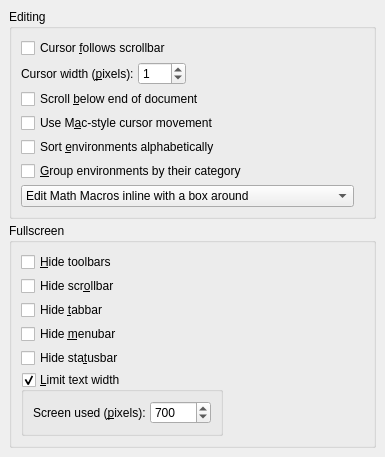
The window that src/frontends/qt/ui/PrefEditUi.ui (cburschka/lyx) describes before a commit, drawn with Qt 5.
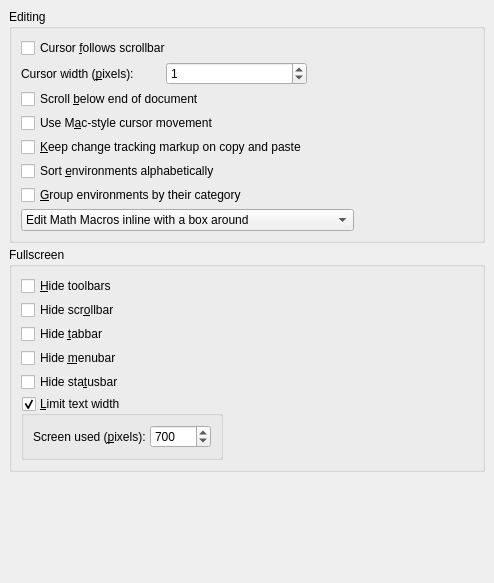
The same window after the commit.

Commit message:
Add pref to keep ct markup on copy/paste
Fixes #10278, #10128

Diff of the .ui file:
```diff
--- a/src/frontends/qt/ui/PrefEditUi.ui
+++ b/src/frontends/qt/ui/PrefEditUi.ui
@@ -5,8 +5,8 @@
    <rect>
     <x>0</x>
     <y>0</y>
-    <width>385</width>
-    <height>435</height>
+    <width>494</width>
+    <height>583</height>
    </rect>
   </property>
   <property name="sizePolicy">
@@ -31,6 +31,33 @@
       <bool>true</bool>
      </property>
      <layout class="QGridLayout" name="gridLayout">
+      <item row="2" column="0" colspan="2">
+       <widget class="QCheckBox" name="scrollBelowCB">
+        <property name="text">
+         <string>Scroll &amp;below end of document</string>
+        </property>
+       </widget>
+      </item>
+      <item row="5" column="0" colspan="2">
+       <widget class="QCheckBox" name="sortEnvironmentsCB">
+        <property name="text">
+         <string>Sort &amp;environments alphabetically</string>
+        </property>
+       </widget>
+      </item>
+      <item row="1" column="1" colspan="2">
+       <spacer name="horizontalSpacer_3">
+        <property name="orientation">
+         <enum>Qt::Horizontal</enum>
+        </property>
+        <property name="sizeHint" stdset="0">
+         <size>
+          <width>200</width>
+          <height>20</height>
+         </size>
+        </property>
+       </spacer>
+      </item>
       <item row="0" column="0">
        <widget class="QCheckBox" name="cursorFollowsCB">
         <property name="text">
@@ -71,23 +98,23 @@
         </item>
        </layout>
       </item>
-      <item row="1" column="1" colspan="2">
-       <spacer name="horizontalSpacer_3">
+      <item row="7" column="2">
+       <spacer name="horizontalSpacer">
         <property name="orientation">
          <enum>Qt::Horizontal</enum>
         </property>
         <property name="sizeHint" stdset="0">
          <size>
-          <width>200</width>
+          <width>40</width>
           <height>20</height>
          </size>
         </property>
        </spacer>
       </item>
-      <item row="2" column="0" colspan="2">
-       <widget class="QCheckBox" name="scrollBelowCB">
+      <item row="6" column="0" colspan="2">
+       <widget class="QCheckBox" name="groupEnvironmentsCB">
         <property name="text">
-         <string>Scroll &amp;below end of document</string>
+         <string>&amp;Group environments by their category</string>
         </property>
        </widget>
       </item>
@@ -101,21 +128,7 @@
         </property>
        </widget>
       </item>
-      <item row="4" column="0" colspan="2">
-       <widget class="QCheckBox" name="sortEnvironmentsCB">
-        <property name="text">
-         <string>Sort &amp;environments alphabetically</string>
-        </property>
-       </widget>
-      </item>
-      <item row="5" column="0" colspan="2">
-       <widget class="QCheckBox" name="groupEnvironmentsCB">
-        <property name="text">
-         <string>&amp;Group environments by their category</string>
-        </property>
-       </widget>
-      </item>
-      <item row="6" column="0" colspan="2">
+      <item row="7" column="0" colspan="2">
        <widget class="QComboBox" name="macroEditStyleCO">
         <item>
          <property name="text">
@@ -134,18 +147,15 @@
         </item>
        </widget>
       </item>
-      <item row="6" column="2">
-       <spacer name="horizontalSpacer">
-        <property name="orientation">
-         <enum>Qt::Horizontal</enum>
+      <item row="4" column="0">
+       <widget class="QCheckBox" name="copyCTMarkupCB">
+        <property name="toolTip">
+         <string>If this is checked, deleted and added text in change tracking mde will not be resolved on copy/paste operations and when moving content from/to insets</string>
         </property>
-        <property name="sizeHint" stdset="0">
-         <size>
-          <width>40</width>
-          <height>20</height>
-         </size>
+        <property name="text">
+         <string>&amp;Keep change tracking markup on copy and paste</string>
         </property>
-       </spacer>
+       </widget>
       </item>
      </layout>
     </widget>
```
Left out of the diff: 1 changed line with no effect on the pictures. The commit also changes 9 other files.
